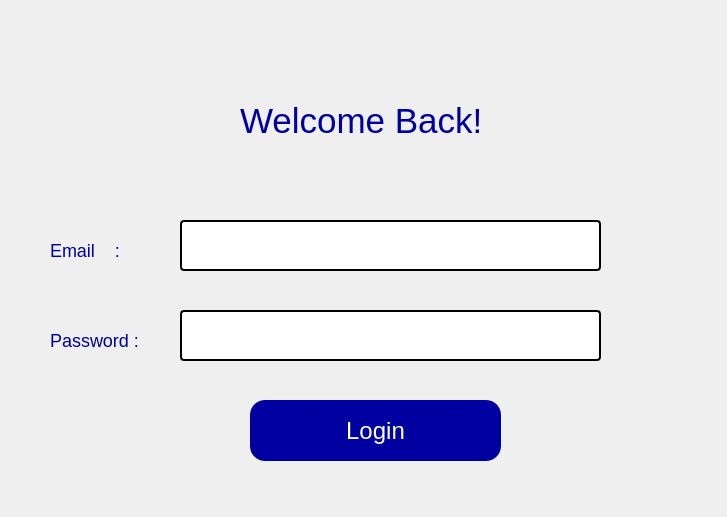
Old version of the form login.ui in the repository omaymaoulad/Freelancer_QT.
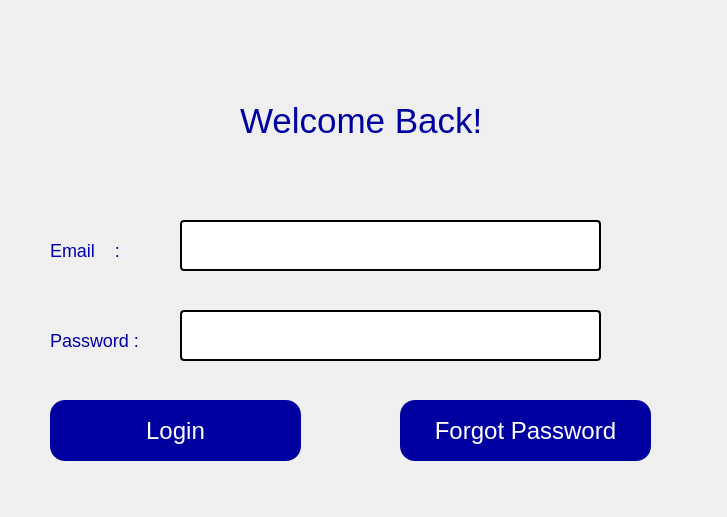
New version of the form.

The edit to the form file:
```diff
--- a/login.ui
+++ b/login.ui
@@ -24,7 +24,7 @@
   <widget class="QPushButton" name="btnLogin">
    <property name="geometry">
     <rect>
-     <x>250</x>
+     <x>50</x>
      <y>400</y>
      <width>251</width>
      <height>61</height>
@@ -154,6 +154,42 @@
     <enum>QLineEdit::EchoMode::Password</enum>
    </property>
   </widget>
+  <widget class="QPushButton" name="btnLogin_2">
+   <property name="geometry">
+    <rect>
+     <x>400</x>
+     <y>400</y>
+     <width>251</width>
+     <height>61</height>
+    </rect>
+   </property>
+   <property name="styleSheet">
+    <string notr="true">QPushButton{
+border-radius:15px;
+
+padding : 0 4px;
+background: rgba(0, 0, 160, 1);
+border -radius:15px;
+color: rgb(255, 255, 255);
+font: 24px;
+}
+QPushButton:hover:!pressed
+
+{
+background:#57cc99;
+}
+
+QPushButton:pressed
+{
+              font-size: 19px;
+              transition: 0.9s; 
+}
+</string>
+   </property>
+   <property name="text">
+    <string>Forgot Password</string>
+   </property>
+  </widget>
  </widget>
  <resources/>
  <connections/>
```
Left out of the diff: 4 changed lines with no effect on the pictures.
